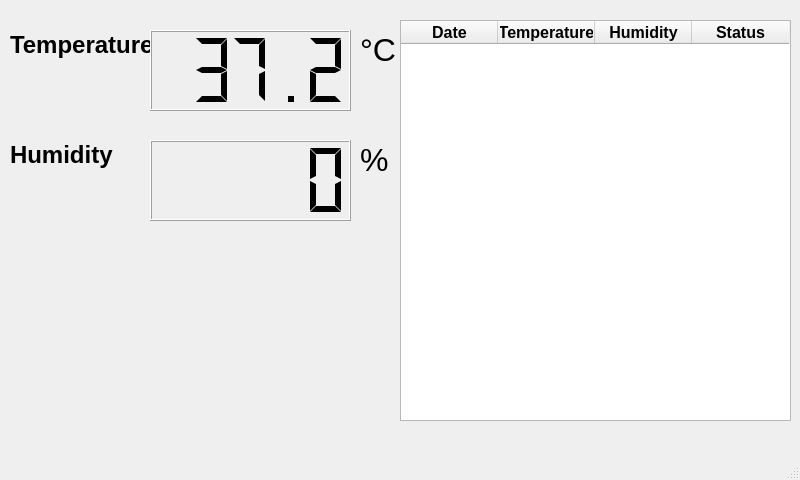
Before: the Qt Designer form HTsensor_record.ui in TaroballzChen/RaspberryPi_HTsensor_display, drawn with Qt 5.
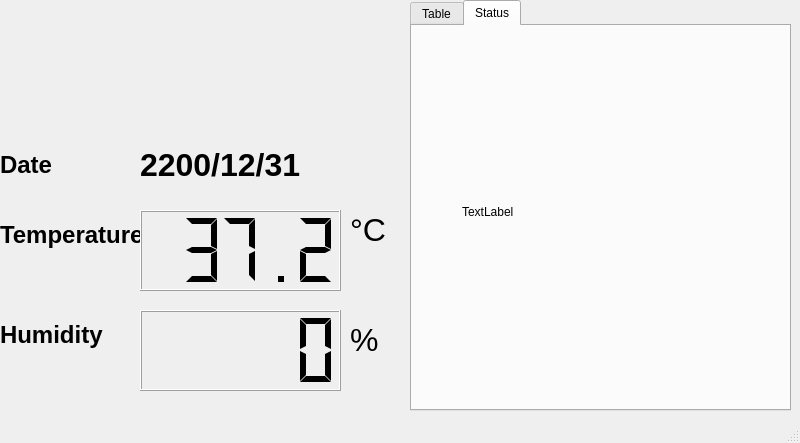
After: the same form once the commit is applied.

```diff
--- a/HTsensor_record.ui
+++ b/HTsensor_record.ui
@@ -7,19 +7,13 @@
     <x>0</x>
     <y>0</y>
     <width>800</width>
-    <height>480</height>
+    <height>443</height>
    </rect>
   </property>
-  <property name="minimumSize">
-   <size>
-    <width>800</width>
-    <height>480</height>
-   </size>
-  </property>
   <property name="maximumSize">
    <size>
-    <width>800</width>
-    <height>480</height>
+    <width>1920</width>
+    <height>1080</height>
    </size>
   </property>
   <property name="windowTitle">
@@ -29,8 +23,8 @@
    <widget class="QLabel" name="TemperatureLabel">
     <property name="geometry">
      <rect>
-      <x>10</x>
-      <y>20</y>
+      <x>0</x>
+      <y>210</y>
       <width>141</width>
       <height>51</height>
      </rect>
@@ -42,8 +36,8 @@
    <widget class="QLabel" name="HumidityLabel">
     <property name="geometry">
      <rect>
-      <x>10</x>
-      <y>130</y>
+      <x>0</x>
+      <y>310</y>
       <width>141</width>
       <height>51</height>
      </rect>
@@ -55,8 +49,8 @@
    <widget class="QLCDNumber" name="TemperatureValue">
     <property name="geometry">
      <rect>
-      <x>150</x>
-      <y>30</y>
+      <x>140</x>
+      <y>210</y>
       <width>201</width>
       <height>81</height>
      </rect>
@@ -74,8 +68,8 @@
    <widget class="QLCDNumber" name="HumidityValue">
     <property name="geometry">
      <rect>
-      <x>150</x>
-      <y>140</y>
+      <x>140</x>
+      <y>310</y>
       <width>201</width>
       <height>81</height>
      </rect>
@@ -84,12 +78,88 @@
      <enum>QLCDNumber::Flat</enum>
     </property>
    </widget>
+   <widget class="QLabel" name="TemperatureLabel_2">
+    <property name="geometry">
+     <rect>
+      <x>350</x>
+      <y>200</y>
+      <width>61</width>
+      <height>61</height>
+     </rect>
+    </property>
+    <property name="text">
+     <string>&lt;!DOCTYPE HTML PUBLIC &quot;-//W3C//DTD HTML 4.0//EN&quot; &quot;http://www.w3.org/TR/REC-html40/strict.dtd&quot;&gt;
+&lt;html&gt;&lt;head&gt;&lt;meta name=&quot;qrichtext&quot; content=&quot;1&quot; /&gt;&lt;style type=&quot;text/css&quot;&gt;
+p, li { white-space: pre-wrap; }
+&lt;/style&gt;&lt;/head&gt;&lt;body style=&quot; font-family:'.SF NS Text'; font-size:13pt; font-weight:400; font-style:normal;&quot;&gt;
+&lt;p style=&quot; margin-top:12px; margin-bottom:12px; margin-left:0px; margin-right:0px; -qt-block-indent:0; text-indent:0px;&quot;&gt;&lt;span style=&quot; font-size:24pt;&quot;&gt;°C&lt;/span&gt;&lt;/p&gt;&lt;/body&gt;&lt;/html&gt;</string>
+    </property>
+   </widget>
+   <widget class="QLabel" name="TemperatureLabel_3">
+    <property name="geometry">
+     <rect>
+      <x>350</x>
+      <y>310</y>
+      <width>61</width>
+      <height>61</height>
+     </rect>
+    </property>
+    <property name="text">
+     <string>&lt;html&gt;&lt;head/&gt;&lt;body&gt;&lt;p&gt;&lt;span style=&quot; font-size:24pt;&quot;&gt;%&lt;/span&gt;&lt;/p&gt;&lt;/body&gt;&lt;/html&gt;</string>
+    </property>
+   </widget>
+   <widget class="QLabel" name="DateLabel">
+    <property name="geometry">
+     <rect>
+      <x>0</x>
+      <y>140</y>
+      <width>141</width>
+      <height>51</height>
+     </rect>
+    </property>
+    <property name="text">
+     <string>&lt;html&gt;&lt;head/&gt;&lt;body&gt;&lt;p&gt;&lt;span style=&quot; font-size:18pt; font-weight:600;&quot;&gt;Date&lt;/span&gt;&lt;/p&gt;&lt;/body&gt;&lt;/html&gt;</string>
+    </property>
+   </widget>
+   <widget class="QLabel" name="Date">
+    <property name="geometry">
+     <rect>
+      <x>140</x>
+      <y>140</y>
+      <width>201</width>
+      <height>51</height>
+     </rect>
+    </property>
+    <property name="text">
+     <string>&lt;!DOCTYPE HTML PUBLIC &quot;-//W3C//DTD HTML 4.0//EN&quot; &quot;http://www.w3.org/TR/REC-html40/strict.dtd&quot;&gt;
+&lt;html&gt;&lt;head&gt;&lt;meta name=&quot;qrichtext&quot; content=&quot;1&quot; /&gt;&lt;style type=&quot;text/css&quot;&gt;
+p, li { white-space: pre-wrap; }
+&lt;/style&gt;&lt;/head&gt;&lt;body style=&quot; font-family:'.SF NS Text'; font-size:13pt; font-weight:400; font-style:normal;&quot;&gt;
+&lt;p style=&quot; margin-top:12px; margin-bottom:12px; margin-left:0px; margin-right:0px; -qt-block-indent:0; text-indent:0px;&quot;&gt;&lt;span style=&quot; font-size:24pt; font-weight:600;&quot;&gt;2200/12/31&lt;/span&gt;&lt;/p&gt;&lt;/body&gt;&lt;/html&gt;</string>
+    </property>
+   </widget>
+   <widget class="QTabWidget" name="tabWidget">
+    <property name="geometry">
+     <rect>
+      <x>410</x>
+      <y>0</y>
+      <width>381</width>
+      <height>411</height>
+     </rect>
+    </property>
+    <property name="currentIndex">
+     <number>1</number>
+    </property>
+    <widget class="QWidget" name="tab">
+     <attribute name="title">
+      <string>Table</string>
+     </attribute>
    <widget class="QTableWidget" name="tableWidget">
     <property name="geometry">
      <rect>
-      <x>400</x>
-      <y>20</y>
-      <width>391</width>
+        <x>0</x>
+        <y>0</y>
+        <width>401</width>
       <height>401</height>
      </rect>
     </property>
@@ -154,34 +224,37 @@
      </property>
     </column>
    </widget>
-   <widget class="QLabel" name="TemperatureLabel_2">
+    </widget>
+    <widget class="QWidget" name="tab_2">
+     <attribute name="title">
+      <string>Status</string>
+     </attribute>
+     <widget class="QLabel" name="StatusLabel">
     <property name="geometry">
      <rect>
-      <x>360</x>
+        <x>50</x>
+        <y>40</y>
+        <width>271</width>
+        <height>291</height>
+       </rect>
+      </property>
+      <property name="text">
+       <string>TextLabel</string>
+      </property>
+     </widget>
+    </widget>
+   </widget>
+   <widget class="QLabel" name="Logo">
+    <property name="geometry">
+     <rect>
+      <x>10</x>
       <y>20</y>
-      <width>61</width>
-      <height>61</height>
+      <width>381</width>
+      <height>91</height>
      </rect>
     </property>
     <property name="text">
-     <string>&lt;!DOCTYPE HTML PUBLIC &quot;-//W3C//DTD HTML 4.0//EN&quot; &quot;http://www.w3.org/TR/REC-html40/strict.dtd&quot;&gt;
-&lt;html&gt;&lt;head&gt;&lt;meta name=&quot;qrichtext&quot; content=&quot;1&quot; /&gt;&lt;style type=&quot;text/css&quot;&gt;
-p, li { white-space: pre-wrap; }
-&lt;/style&gt;&lt;/head&gt;&lt;body style=&quot; font-family:'.SF NS Text'; font-size:13pt; font-weight:400; font-style:normal;&quot;&gt;
-&lt;p style=&quot; margin-top:12px; margin-bottom:12px; margin-left:0px; margin-right:0px; -qt-block-indent:0; text-indent:0px;&quot;&gt;&lt;span style=&quot; font-size:24pt;&quot;&gt;°C&lt;/span&gt;&lt;/p&gt;&lt;/body&gt;&lt;/html&gt;</string>
-    </property>
-   </widget>
-   <widget class="QLabel" name="TemperatureLabel_3">
-    <property name="geometry">
-     <rect>
-      <x>360</x>
-      <y>130</y>
-      <width>61</width>
-      <height>61</height>
-     </rect>
-    </property>
-    <property name="text">
-     <string>&lt;html&gt;&lt;head/&gt;&lt;body&gt;&lt;p&gt;&lt;span style=&quot; font-size:24pt;&quot;&gt;%&lt;/span&gt;&lt;/p&gt;&lt;/body&gt;&lt;/html&gt;</string>
+     <string>&lt;html&gt;&lt;head/&gt;&lt;body&gt;&lt;p&gt;&lt;br/&gt;&lt;/p&gt;&lt;/body&gt;&lt;/html&gt;</string>
     </property>
    </widget>
   </widget>
```
Left out of the diff: 3 changed lines with no effect on the pictures. Lines whose indentation alone changed are shown as unchanged.
